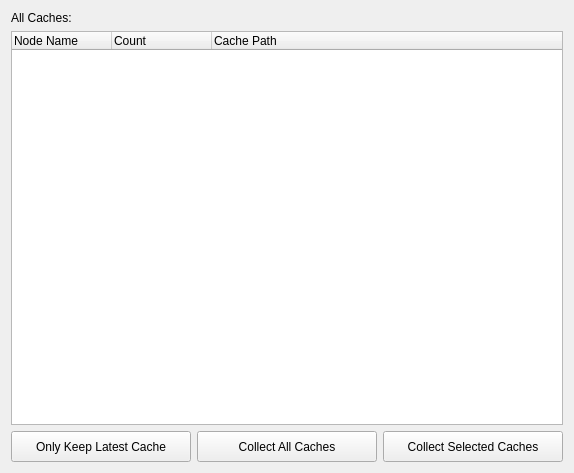
karanfx/Glacier_Pipeline_Tools, file qt_ui_files/hou_tools_ui/cache_collector.ui: the form before one commit.
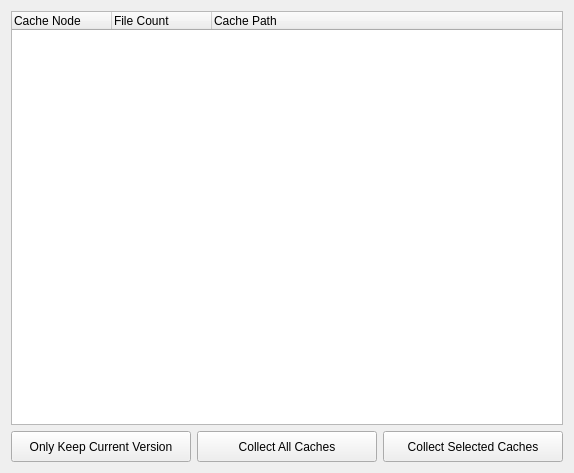
The form after the commit.

Commit message: houdini cache_collector done

Patch:
```diff
--- a/qt_ui_files/hou_tools_ui/cache_collector.ui
+++ b/qt_ui_files/hou_tools_ui/cache_collector.ui
@@ -15,22 +15,15 @@
   </property>
   <layout class="QGridLayout" name="gridLayout">
    <item row="0" column="0">
-    <widget class="QLabel" name="all_cache_LB">
-     <property name="text">
-      <string>All Caches:</string>
-     </property>
-    </widget>
-   </item>
-   <item row="1" column="0">
     <widget class="QTreeWidget" name="cache_data_TW">
      <column>
       <property name="text">
-       <string>Node Name</string>
+       <string>Cache Node</string>
       </property>
      </column>
      <column>
       <property name="text">
-       <string>Count</string>
+       <string>File Count</string>
       </property>
      </column>
      <column>
@@ -40,7 +33,7 @@
      </column>
     </widget>
    </item>
-   <item row="2" column="0">
+   <item row="1" column="0">
     <layout class="QHBoxLayout" name="horizontalLayout">
      <item>
       <widget class="QPushButton" name="delete_older_cache_PB">
@@ -51,7 +44,7 @@
         </size>
        </property>
        <property name="text">
-        <string>Only Keep Latest Cache</string>
+        <string>Only Keep Current Version</string>
        </property>
       </widget>
      </item>
```
The commit also changes 2 other files.
